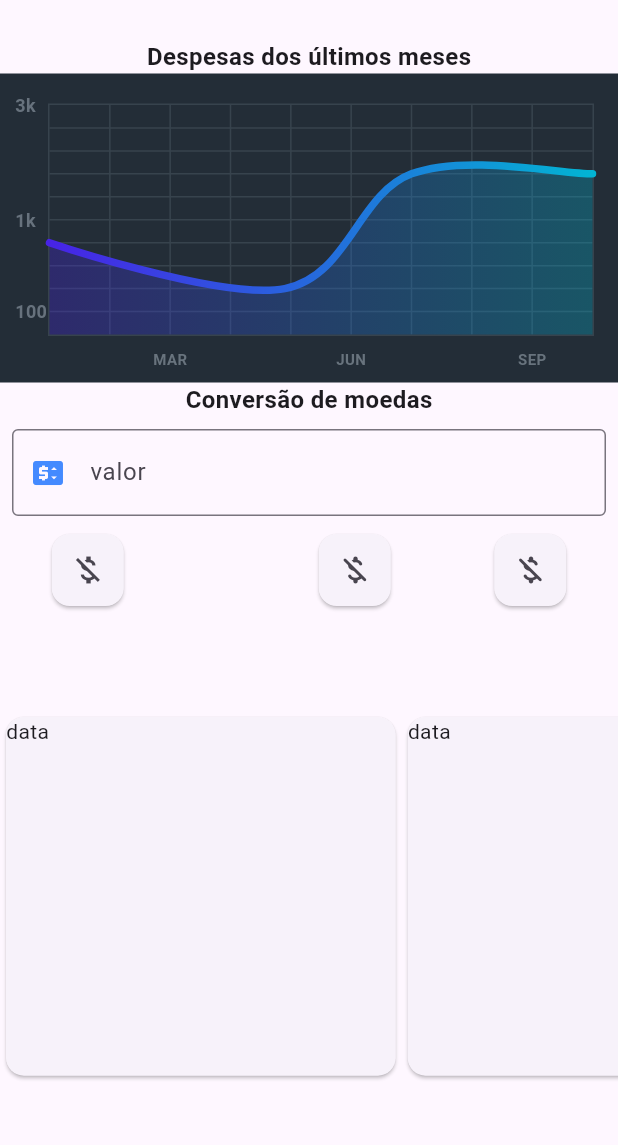
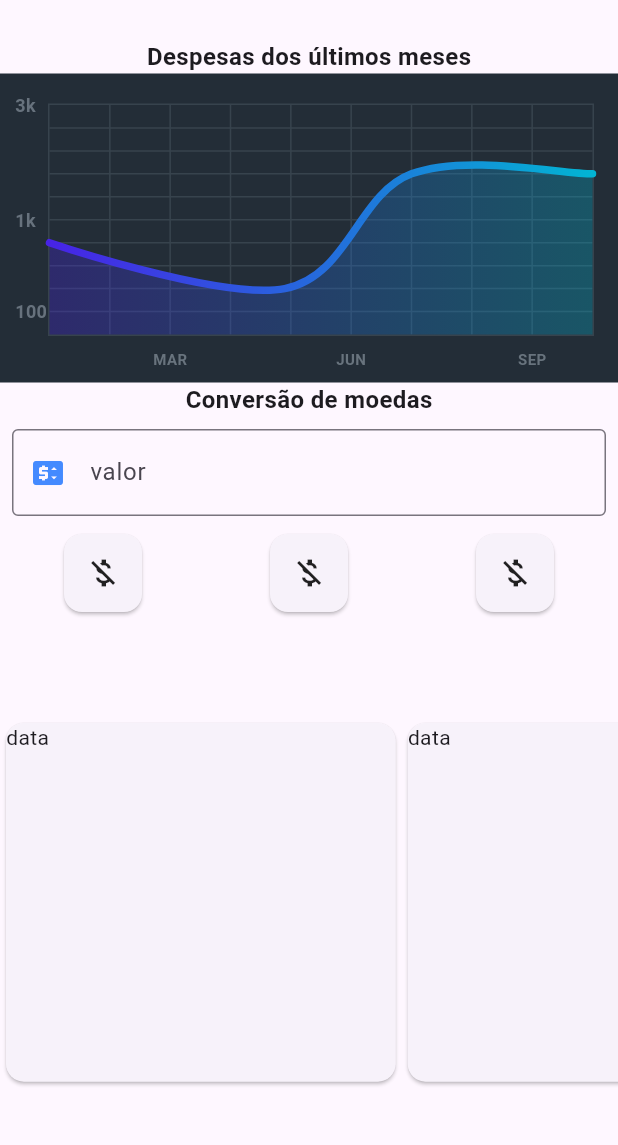
Before and after one commit to Everton10info/Contas-do-mes, a Flutter app: the screen it shows after launch, after a tap on the "money off" icon, on a phone screen of 412 x 824 dp, the part 63-1208 px from its top. Run offline on Flutter 3.47's test engine with Material 2 defaults, Android fonts, the phone set to English and light mode, and no system bars; drawn by our look-alikes of fl_chart; our stand-ins replace animated_splash_screen, dio, lottie, page_transition, sqflite; accounts and stored records are empty; network calls fail.

Commit message:
Contruindo a tela home

```diff
--- a/lib/repositorys/repository_coins.dart
+++ b/lib/repositorys/repository_coins.dart
@@ -1,21 +1,18 @@
 import 'package:contas_do_mes/services/web_source.dart';
-import 'package:flutter/material.dart';
-
 import '../models/coins_model.dart';
 import 'repository_http_interface.dart';
 
 class RepositoryCoins implements IHttpClient {
-  // ignore: prefer_typing_uninitialized_variables
-
   List<String> coins = ['USD-BRL', 'EUR-BRL', 'BTC-BRL'];
   String url = 'https://economia.awesomeapi.com.br/json/';
   Coins? coinData;
 
   final _services = Services();
   @override
-  Future getDataWeb( coin) async {
-    var response = await _services.getHttp(url + coin);
+  Future <String>getDataWeb(coin) async {
+    var response = await _services.getHttp(url+coin);
     coinData = Coins.fromjson(response[0]);
-    return coinData;
+
+    return coinData!.high;
   }
 }
--- a/lib/repositorys/repository_http_interface.dart
+++ b/lib/repositorys/repository_http_interface.dart
@@ -1,3 +1,3 @@
 abstract class IHttpClient {
-  Future getDataWeb( data);
+  Future getDataWeb(data);
 }
--- a/lib/repositorys/repository_transactions.dart
+++ b/lib/repositorys/repository_transactions.dart
@@ -7,8 +7,6 @@ class RepositoryTransactions implements IRepositoryDb {
   final _db = TransactionsDataBase();
   @override
   get db => _db;
-
-
 
   @override
   Future deleteTransactions(id) async {
--- a/lib/services/web_source.dart
+++ b/lib/services/web_source.dart
@@ -16,7 +16,3 @@ class Services {
     return response.data;
   }
 }
-
-
-
-//  url completa ==>  https://economia.awesomeapi.com.br/last/USD-BRL,EUR-BRL,BTC-BRL
--- /dev/null
+++ b/lib/view-models/view_model_coins.dart
@@ -0,0 +1,26 @@
+import 'package:contas_do_mes/repositorys/repository_coins.dart';
+import 'package:flutter/cupertino.dart';
+import 'package:flutter/material.dart';
+
+class ViewModelCoins extends ChangeNotifier {
+  final RepositoryCoins _repositporyCoins;
+
+  ViewModelCoins(this._repositporyCoins);
+
+  TextEditingController value = TextEditingController();
+  var coinsValueReturn = 0.0;
+
+  getCoins<String>(index) async {
+    coinsValueReturn = 0.0;
+    var resultWeb = await _repositporyCoins.getDataWeb(_repositporyCoins.coins[index]);
+    var valueCoins = double.parse(resultWeb);
+    var valueDouble = double.tryParse(value.text);
+    var result = valueCoins * valueDouble!;
+
+    resultWeb ='';
+    value.text = '';
+    coinsValueReturn = result.truncateToDouble();
+    notifyListeners();
+    return coinsValueReturn;
+  }
+}
--- a/lib/views/all-list-view.dart
+++ b/lib/views/all-list-view.dart
@@ -15,7 +15,7 @@ class AllListsPage extends StatefulWidget {
   @override
   State<AllListsPage> createState() => _AllListsPageState();
 }
-var rp =RepositoryCoins();
+
 class _AllListsPageState extends State<AllListsPage> {
   @override
   Widget build(BuildContext context) {
@@ -74,7 +74,7 @@ class _AllListsPageState extends State<AllListsPage> {
                 animationDuration: Duration(seconds: 3),
               ),
               onPressed: () {
-                  rp.getDataWeb(rp.coins[0]);
+
                 Navigator.of(context).push(PageTransition(
                   curve: Curves.decelerate,
                   duration: const Duration(seconds: 2),
--- a/lib/views/home-page-view.dart
+++ b/lib/views/home-page-view.dart
@@ -1,10 +1,10 @@
-
-
 import 'package:contas_do_mes/componets/chart_custom.dart';
 import 'package:contas_do_mes/repositorys/repository_coins.dart';
 import 'package:contas_do_mes/services/web_source.dart';
+import 'package:contas_do_mes/view-models/view_model_coins.dart';
 import 'package:flutter/material.dart';
 import 'package:page_transition/page_transition.dart';
+import 'package:provider/provider.dart';
 import 'all-list-view.dart';
 
 class HomePageView extends StatefulWidget {
@@ -12,15 +12,14 @@ class HomePageView extends StatefulWidget {
   static String pageName = '/homePageView';
   @override
   State<HomePageView> createState() => _HomePageViewState();
-
 }
 
 class _HomePageViewState extends State<HomePageView> {
   final controller = PageController(initialPage: 1);
-var rp =RepositoryCoins();
+
   @override
   Widget build(BuildContext context) {
-
+    var coins = Provider.of<ViewModelCoins>(context);
     double height = MediaQuery.of(context).size.height;
     double width = MediaQuery.of(context).size.width;
     return Scaffold(
@@ -68,10 +67,12 @@ var rp =RepositoryCoins();
                 Padding(
                   padding: const EdgeInsets.all(8.0),
                   child: TextFormField(
+
+                    controller: coins.value,
                     decoration: const InputDecoration(
                       border: OutlineInputBorder(
                           borderSide: BorderSide(color: Color.fromARGB(255, 243, 248, 248))),
-                      hintText: 'Tell us about yourself',
+                      hintText: '00.00',
                       labelText: 'valor',
                       prefixIcon: Icon(
                         Icons.price_change,
@@ -86,25 +87,41 @@ var rp =RepositoryCoins();
                 Row(
                   mainAxisAlignment: MainAxisAlignment.spaceAround,
                   children: [
-
-                    Card(
-                      child: IconButton(onPressed: () {
-                          rp.getDataWeb(rp.coins[2]);
-                      }, icon: Icon(Icons.money_off_outlined)),
+                     SizedBox(
+                      width: 60,
+                      height: 60,
+                      child: GestureDetector(
+                       onTap: () => coins.getCoins(0),
+                        child: Card(
+                          child: coins.coinsValueReturn !=0?(Text(coins.coinsValueReturn.toStringAsFixed(2), textAlign: TextAlign.center,)): const Icon(Icons.money_off_outlined),
                         ),
-
-                    Text(rp.coinData?.high??'' ),
-                    Card(
-                      child: IconButton(
-                          onPressed: () {}, icon: Icon(Icons.money_off_csred_rounded)),
                       ),
-                    Card(
-                      child: IconButton(
-                          onPressed: () {}, icon: Icon(Icons.money_off_csred_rounded)),
+                    ),
+                     SizedBox(
+                      width: 60,
+                      height: 60,
+                      child: GestureDetector(
+                       onTap: () => coins.getCoins(1),
+                        child: Card(
+                          child: coins.coinsValueReturn !=0?(Text(coins.coinsValueReturn.toStringAsFixed(2), textAlign: TextAlign.center,)): const Icon(Icons.money_off_outlined),
+                        ),
+                      ),
+                    ),
+                    SizedBox(
+                      width: 60,
+                      height: 60,
+                      child: GestureDetector(
+                       onTap: () => coins.getCoins(2),
+                        child: Card(
+                          child: coins.coinsValueReturn !=0?(Text(coins.coinsValueReturn.toStringAsFixed(2), textAlign: TextAlign.center,)): const Icon(Icons.money_off_outlined),
+                        ),
+                      ),
                     ),
                   ],
                 ),
-              SizedBox(height: height*.08,),
+                SizedBox(
+                  height: height * .08,
+                ),
               ],
             ),
             SizedBox(
@@ -113,22 +130,20 @@ var rp =RepositoryCoins();
                 scrollDirection: Axis.horizontal,
                 itemCount: 4,
                 itemBuilder: (BuildContext context, int index) {
-
-                  return  InkWell(
-                    onTap: (){
+                  return InkWell(
+                    onTap: () {
                       Navigator.of(context).push(PageTransition(
                         curve: Curves.decelerate,
                         duration: const Duration(seconds: 2),
                         type: PageTransitionType.scale,
                         alignment: Alignment.center,
-                       child:const AllListsPage(),
+                        child: const AllListsPage(),
                       ));
                     },
                     child: SizedBox(
-                      height: height* 0.06,
-                      width: width *0.65,
+                      height: height * 0.06,
+                      width: width * 0.65,
                       child: const Card(
-
                         child: Text('data'),
                       ),
                     ),
@@ -141,6 +156,4 @@ var rp =RepositoryCoins();
       ),
     );
   }
-
-
 }
```
Also changed, not shown: lib/services/data_source.dart (+5 -9 lines). Lines whose indentation alone changed are shown as unchanged.
